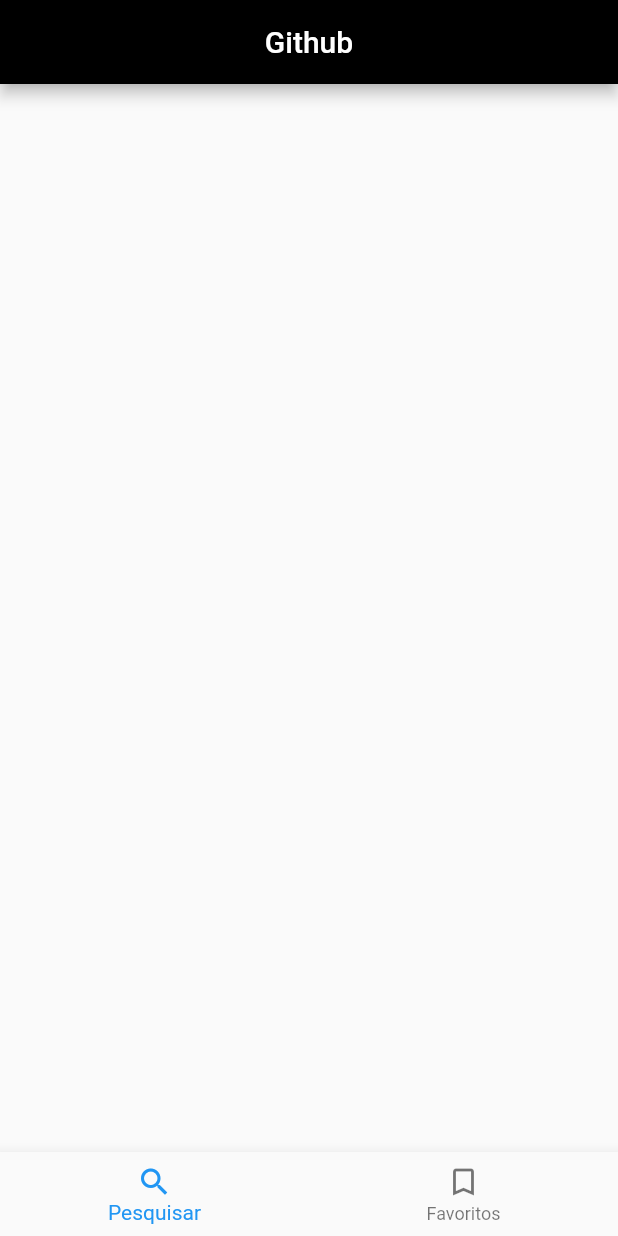
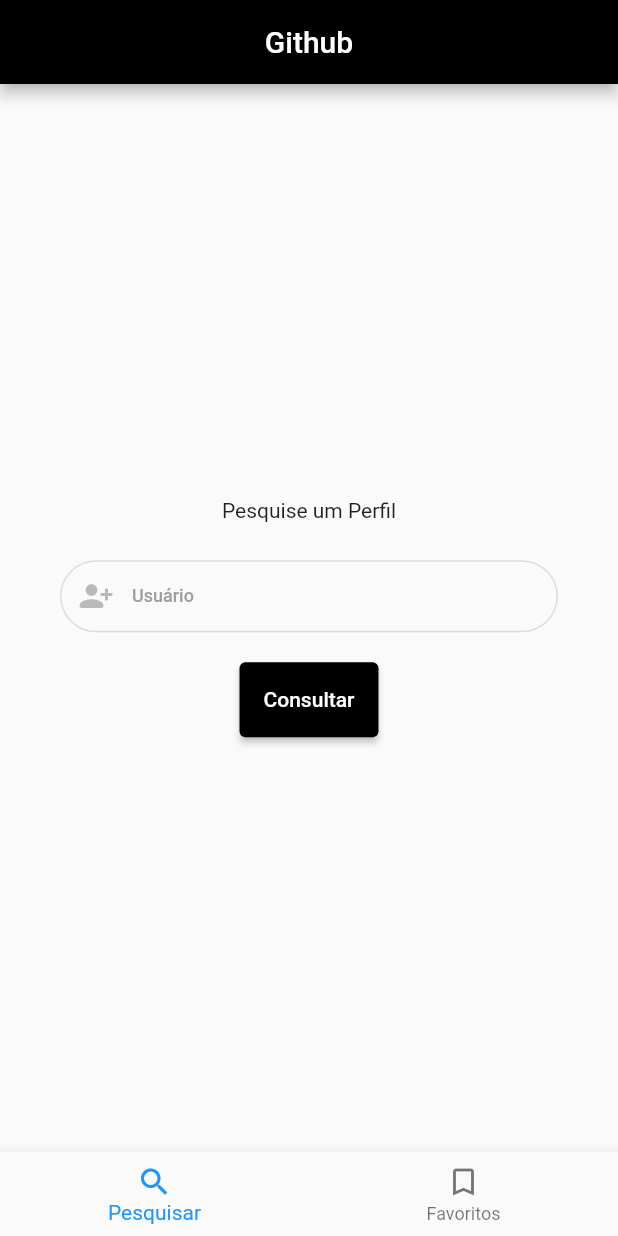
Before and after one commit to marcelomoresco/projeto_repositories_git_clean, a Flutter app: the screen it shows after launch, on a phone screen of 412 x 824 dp. Run offline on Flutter 3.47's test engine with Material 2 defaults, Android fonts, the phone set to English and light mode, and no system bars; our stand-ins replace bloc, dartz, data_connection_checker, equatable, flutter_bloc, get_it and 1 more.

Commit message:
add search

```diff
--- a/lib/main.dart
+++ b/lib/main.dart
@@ -1,7 +1,10 @@
 import 'package:flutter/material.dart';
-import 'package:projeto_repositories_git_clean/src/features/presentator/views/home/home_page.dart';
+import 'package:projeto_repositories_git_clean/src/features/presentator/blocs/favorites_bloc/favorites_bloc.dart';
+import 'package:projeto_repositories_git_clean/src/features/presentator/blocs/search_bloc/search_bloc.dart';
+import 'package:projeto_repositories_git_clean/src/features/presentator/blocs/users_details_bloc/users_bloc.dart';
 import 'package:projeto_repositories_git_clean/src/features/presentator/views/splash/splash_page.dart';
 import 'src/core/injection/injection_container.dart' as di;
+import 'package:flutter_bloc/flutter_bloc.dart';
 
 void main() async {
   WidgetsFlutterBinding.ensureInitialized();
@@ -15,9 +18,22 @@
 
   @override
   Widget build(BuildContext context) {
-    return const MaterialApp(
-      debugShowCheckedModeBanner: false,
-      home: SplashPage(),
+    return MultiBlocProvider(
+      providers: [
+        BlocProvider<FavoritesBloc>(
+          create: (_) => di.sl<FavoritesBloc>(),
+        ),
+        BlocProvider<SearchBloc>(
+          create: (_) => di.sl<SearchBloc>(),
+        ),
+        BlocProvider<UsersBloc>(
+          create: (_) => di.sl<UsersBloc>(),
+        ),
+      ],
+      child: const MaterialApp(
+        debugShowCheckedModeBanner: false,
+        home: SplashPage(),
+      ),
     );
   }
 }
--- a/lib/src/features/presentator/blocs/favorites_bloc/favorites_bloc.dart
+++ b/lib/src/features/presentator/blocs/favorites_bloc/favorites_bloc.dart
@@ -23,7 +23,7 @@
       GetFavoritesEvent event, Emitter<FavoritesState> emit) async {
     emit(FavoritesLoadingState());
     try {
-      final result = await getFavoritesUsersUsecase.call(NoParams());
+      final result = await getFavoritesUsersUsecase(NoParams());
       print(result);
       result.fold(
         (failed) => emit(const FavoritesErrorState(
--- a/lib/src/features/presentator/blocs/search_bloc/search_bloc.dart
+++ b/lib/src/features/presentator/blocs/search_bloc/search_bloc.dart
@@ -2,9 +2,11 @@
 import 'package:bloc/bloc.dart';
 import 'package:equatable/equatable.dart';
 import 'package:projeto_repositories_git_clean/src/features/domain/entities/user_entity.dart';
+import 'package:projeto_repositories_git_clean/src/features/domain/entities/user_git_repositories_entity.dart';
 
 import 'package:projeto_repositories_git_clean/src/features/domain/usecases/favorites/get_favorites_users_usecase.dart';
 import 'package:projeto_repositories_git_clean/src/features/domain/usecases/favorites/remove_users_from_favorites_usecase.dart';
+import 'package:projeto_repositories_git_clean/src/features/domain/usecases/git_repositories/get_git_repositories_usecase.dart';
 import 'package:projeto_repositories_git_clean/src/features/domain/usecases/users/get_user_usecase.dart';
 import 'package:projeto_repositories_git_clean/src/features/domain/usecases/users/save_users_usecase.dart';
 
@@ -13,10 +15,13 @@
 
 class SearchBloc extends Bloc<SearchEvent, SearchState> {
   final GetUserUsecase getUserUseCase;
+  final GetGitRepositoriesUsecase getGitRepositoriesUsecase;
   SearchBloc({
+    required this.getGitRepositoriesUsecase,
     required this.getUserUseCase,
   }) : super(SearchInitialState()) {
     on<GetUserInfoEvent>(_onGetUserInfoEvent);
+    on<GetUserRepositoriesGitEvent>(_onGetUserRepositoriesGitEvent);
   }
 
   void _onGetUserInfoEvent(
@@ -30,4 +35,17 @@
       (user) => emit(SearchLoadedState(user: user)),
     );
   }
+
+  void _onGetUserRepositoriesGitEvent(
+      GetUserRepositoriesGitEvent event, Emitter<SearchState> emit) async {
+    emit(SearchLoadingState());
+    final result = await getGitRepositoriesUsecase(event.username);
+    print(result);
+
+    result.fold(
+      (failure) =>
+          emit(const SearchErrorState(errorMessage: "Erro ao consultar!")),
+      (userGit) => emit(SearchLoadedState(usersGit: userGit)),
+    );
+  }
 }
--- a/lib/src/features/presentator/blocs/search_bloc/search_event.dart
+++ b/lib/src/features/presentator/blocs/search_bloc/search_event.dart
@@ -18,3 +18,14 @@
   @override
   List<Object> get props => [username];
 }
+
+class GetUserRepositoriesGitEvent extends SearchEvent {
+  final String username;
+
+  const GetUserRepositoriesGitEvent({
+    required this.username,
+  });
+
+  @override
+  List<Object> get props => [username];
+}
--- a/lib/src/features/presentator/blocs/search_bloc/search_state.dart
+++ b/lib/src/features/presentator/blocs/search_bloc/search_state.dart
@@ -5,7 +5,7 @@
   const SearchState();
 
   @override
-  List<Object> get props => [];
+  List<Object?> get props => [];
 }
 
 class SearchInitialState extends SearchState {}
@@ -13,14 +13,16 @@
 class SearchLoadingState extends SearchState {}
 
 class SearchLoadedState extends SearchState {
-  final UserEntity user;
+  final UserEntity? user;
+  final UserGitRepositoriesEntity? usersGit;
 
   const SearchLoadedState({
-    required this.user,
+    this.usersGit,
+    this.user,
   });
 
   @override
-  List<Object> get props => [user];
+  List<Object?> get props => [user, usersGit];
 }
 
 class SearchErrorState extends SearchState {
--- /dev/null
+++ b/lib/src/features/presentator/blocs/users_details_bloc/users_bloc.dart
@@ -0,0 +1,32 @@
+// ignore_for_file: public_member_api_docs, sort_constructors_first
+import 'package:bloc/bloc.dart';
+import 'package:equatable/equatable.dart';
+import 'package:projeto_repositories_git_clean/src/core/conts/strings/custom_failures_messages.dart';
+
+import 'package:projeto_repositories_git_clean/src/features/domain/usecases/users/get_users_by_name_usecase.dart';
+
+import '../../../domain/entities/users_entity.dart';
+
+part 'users_event.dart';
+part 'users_state.dart';
+
+class UsersBloc extends Bloc<UsersEvent, UsersState> {
+  final GetUsersByNameUsecase getUsersByNameUsecase;
+
+  UsersBloc({
+    required this.getUsersByNameUsecase,
+  }) : super(UsersInitial()) {
+    on<GetUsersByNameEvent>(_onGetUsersByName);
+  }
+
+  void _onGetUsersByName(
+      GetUsersByNameEvent event, Emitter<UsersState> emit) async {
+    emit(UsersLoadingState());
+    final result = await getUsersByNameUsecase(event.username);
+
+    result.fold(
+        (failure) => emit(const UsersErrorState(
+            errorMessage: AppFailureMessages.SERVER_FAILURE)),
+        (newUsers) => emit(UsersLoadedState(users: newUsers)));
+  }
+}
--- /dev/null
+++ b/lib/src/features/presentator/blocs/users_details_bloc/users_event.dart
@@ -0,0 +1,16 @@
+part of 'users_bloc.dart';
+
+abstract class UsersEvent extends Equatable {
+  const UsersEvent();
+
+  @override
+  List<Object> get props => [];
+}
+
+class GetUsersByNameEvent extends UsersEvent {
+  final String username;
+  const GetUsersByNameEvent({required this.username});
+
+  @override
+  List<Object> get props => [username];
+}
--- /dev/null
+++ b/lib/src/features/presentator/blocs/users_details_bloc/users_state.dart
@@ -0,0 +1,33 @@
+// ignore_for_file: public_member_api_docs, sort_constructors_first
+part of 'users_bloc.dart';
+
+abstract class UsersState extends Equatable {
+  const UsersState();
+
+  @override
+  List<Object> get props => [];
+}
+
+class UsersInitial extends UsersState {}
+
+class UsersLoadingState extends UsersState {}
+
+class UsersLoadedState extends UsersState {
+  final UsersEntity users;
+
+  const UsersLoadedState({
+    required this.users,
+  });
+
+  @override
+  List<Object> get props => [users];
+}
+
+class UsersErrorState extends UsersState {
+  final String errorMessage;
+
+  const UsersErrorState({required this.errorMessage});
+
+  @override
+  List<Object> get props => [errorMessage];
+}
--- a/lib/src/features/presentator/views/search/search_page.dart
+++ b/lib/src/features/presentator/views/search/search_page.dart
@@ -1,10 +1,98 @@
 import 'package:flutter/material.dart';
+import 'package:flutter_bloc/flutter_bloc.dart';
+import 'package:projeto_repositories_git_clean/src/features/presentator/blocs/search_bloc/search_bloc.dart';
+import 'package:projeto_repositories_git_clean/src/features/presentator/views/details/details_page.dart';
+import 'package:flutter_bloc/flutter_bloc.dart';
 
-class SearchPage extends StatelessWidget {
+class SearchPage extends StatefulWidget {
   const SearchPage({super.key});
 
   @override
+  State<SearchPage> createState() => _SearchPageState();
+}
+
+class _SearchPageState extends State<SearchPage> {
+  final textController = TextEditingController();
+
+  final formKey = GlobalKey<FormState>();
+
+  @override
   Widget build(BuildContext context) {
-    return Scaffold();
+    return Scaffold(
+      body: Padding(
+        padding: const EdgeInsets.all(20),
+        child: Column(
+          mainAxisAlignment: MainAxisAlignment.center,
+          children: [
+            const Text('Pesquise um Perfil'),
+            SizedBox(
+              height: 25,
+            ),
+            Padding(
+              padding: const EdgeInsets.symmetric(horizontal: 20.0),
+              child: Form(
+                key: formKey,
+                child: TextFormField(
+                  controller: textController,
+                  decoration: InputDecoration(
+                    prefixIcon: const Icon(Icons.person_add_alt_1_rounded,
+                        color: Colors.black26),
+                    enabledBorder: OutlineInputBorder(
+                        borderSide: const BorderSide(color: Colors.black12),
+                        borderRadius: BorderRadius.circular(30.0)),
+                    focusedBorder: OutlineInputBorder(
+                        borderSide: const BorderSide(color: Colors.black),
+                        borderRadius: BorderRadius.circular(30.0)),
+                    contentPadding:
+                        const EdgeInsets.only(left: 10.0, right: 10.0),
+                    labelText: "Usuário",
+                    hintStyle: const TextStyle(
+                        fontSize: 12.0,
+                        color: Colors.grey,
+                        fontWeight: FontWeight.w500),
+                    labelStyle: const TextStyle(
+                        fontSize: 12.0,
+                        color: Colors.grey,
+                        fontWeight: FontWeight.w500),
+                  ),
+                  validator: (value) {
+                    if (value == null) {
+                      return "Campo Obrigatório";
+                    } else if (value.isEmpty) {
+                      return "Campo Obrigatório";
+                    } else {
+                      return null;
+                    }
+                  },
+                ),
+              ),
+            ),
+            SizedBox(height: 20),
+            Container(
+              height: 50,
+              child: ElevatedButton(
+                onPressed: () {
+                  if (formKey.currentState!.validate()) {
+                    context.read<SearchBloc>().add(
+                        GetUserInfoEvent(username: textController.text.trim()));
+                    Navigator.of(context).push(MaterialPageRoute(
+                      builder: (_) => DetailsPage(),
+                    ));
+                  } else {
+                    ScaffoldMessenger.of(context).showSnackBar(const SnackBar(
+                      content: Text("Campo Inválido",
+                          style: TextStyle(color: Colors.white)),
+                      backgroundColor: Colors.red,
+                    ));
+                  }
+                },
+                style: ElevatedButton.styleFrom(backgroundColor: Colors.black),
+                child: const Text("Consultar"),
+              ),
+            )
+          ],
+        ),
+      ),
+    );
   }
 }
```
Also changed, not shown: lib/src/core/injection/injection_container.dart (+7 -1 lines), lib/src/features/presentator/blocs/favorites_bloc/favorites_event.dart (+1 -20 lines), lib/src/features/presentator/views/details/details_page.dart (+39 -0 lines), lib/src/features/presentator/widgets/profile_details_page.dart (added, +121 -0 lines).
